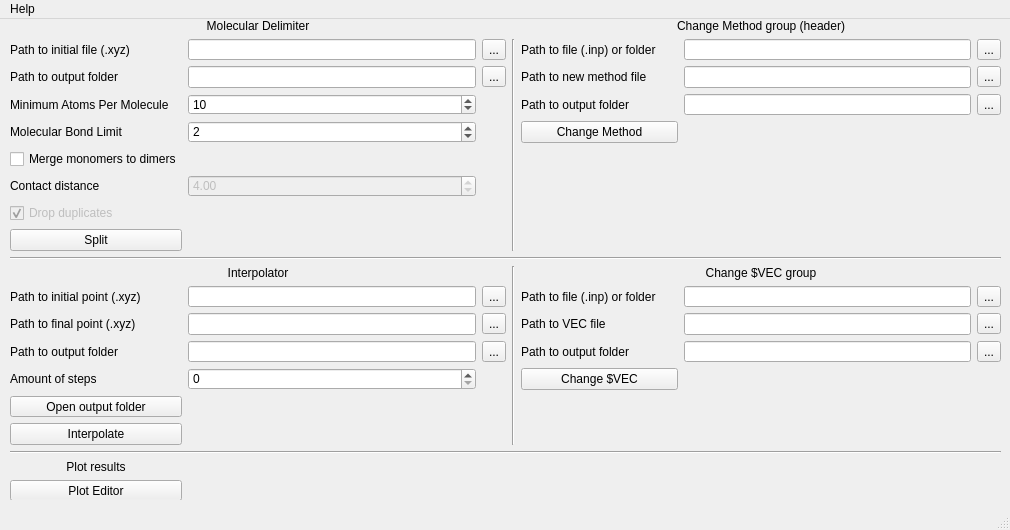
Old version of the form design/mainWindow.ui in the repository hipstorsmith/molecule_processor.
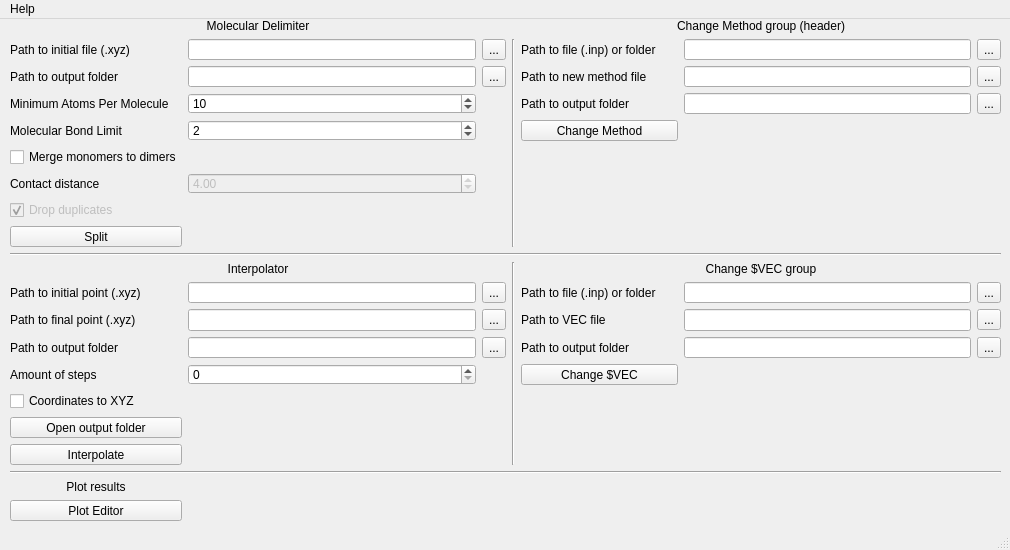
New version of the form.

```diff
--- a/design/mainWindow.ui
+++ b/design/mainWindow.ui
@@ -7,19 +7,19 @@
     <x>0</x>
     <y>0</y>
     <width>1010</width>
-    <height>530</height>
+    <height>550</height>
    </rect>
   </property>
   <property name="minimumSize">
    <size>
     <width>1010</width>
-    <height>530</height>
+    <height>550</height>
    </size>
   </property>
   <property name="maximumSize">
    <size>
     <width>1010</width>
-    <height>530</height>
+    <height>550</height>
    </size>
   </property>
   <property name="windowTitle">
@@ -32,7 +32,7 @@
       <x>10</x>
       <y>0</y>
       <width>991</width>
-      <height>481</height>
+      <height>502</height>
      </rect>
     </property>
     <layout class="QGridLayout" name="gridLayout">
@@ -64,7 +64,21 @@
        </property>
       </widget>
      </item>
-     <item row="18" column="0" colspan="8">
+     <item row="1" column="3" rowspan="8">
+      <widget class="Line" name="line">
+       <property name="orientation">
+        <enum>Qt::Vertical</enum>
+       </property>
+      </widget>
+     </item>
+     <item row="10" column="3" rowspan="9">
+      <widget class="Line" name="line_3">
+       <property name="orientation">
+        <enum>Qt::Vertical</enum>
+       </property>
+      </widget>
+     </item>
+     <item row="19" column="0" colspan="8">
       <widget class="Line" name="line_4">
        <property name="orientation">
         <enum>Qt::Horizontal</enum>
@@ -81,7 +95,7 @@
        </property>
       </widget>
      </item>
-     <item row="16" column="0">
+     <item row="17" column="0">
       <widget class="QPushButton" name="interpolatorOpenFolderButton">
        <property name="text">
         <string>Open output folder</string>
@@ -139,7 +153,7 @@
        </property>
       </widget>
      </item>
-     <item row="19" column="0">
+     <item row="20" column="0">
       <widget class="QLabel" name="label_4">
        <property name="text">
         <string>Plot results</string>
@@ -149,7 +163,7 @@
        </property>
       </widget>
      </item>
-     <item row="20" column="0">
+     <item row="21" column="0">
       <widget class="QPushButton" name="plotRunEditorButton">
        <property name="text">
         <string>Plot Editor</string>
@@ -180,7 +194,7 @@
        </property>
       </widget>
      </item>
-     <item row="17" column="0">
+     <item row="18" column="0">
       <widget class="QPushButton" name="interpolationRunButton">
        <property name="maximumSize">
         <size>
@@ -500,17 +514,10 @@
        </property>
       </widget>
      </item>
-     <item row="1" column="3" rowspan="8">
-      <widget class="Line" name="line">
-       <property name="orientation">
-        <enum>Qt::Vertical</enum>
-       </property>
-      </widget>
-     </item>
-     <item row="10" column="3" rowspan="8">
-      <widget class="Line" name="line_3">
-       <property name="orientation">
-        <enum>Qt::Vertical</enum>
+     <item row="16" column="0">
+      <widget class="QCheckBox" name="interpolatorConvertToXyz">
+       <property name="text">
+        <string>Coordinates to XYZ</string>
        </property>
       </widget>
      </item>
```
